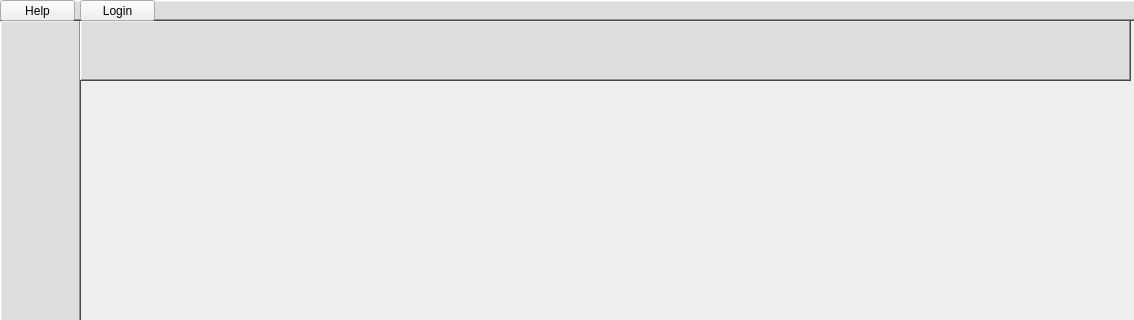
The window that src/2d-Graphics-Modler/mainwindow.ui (felix-murray/2D-Graphics-Modeler) describes before a commit, drawn with Qt 5; both pictures show x 0 to 1134 and y 0 to 320 of the 1134 by 609 pixel window.
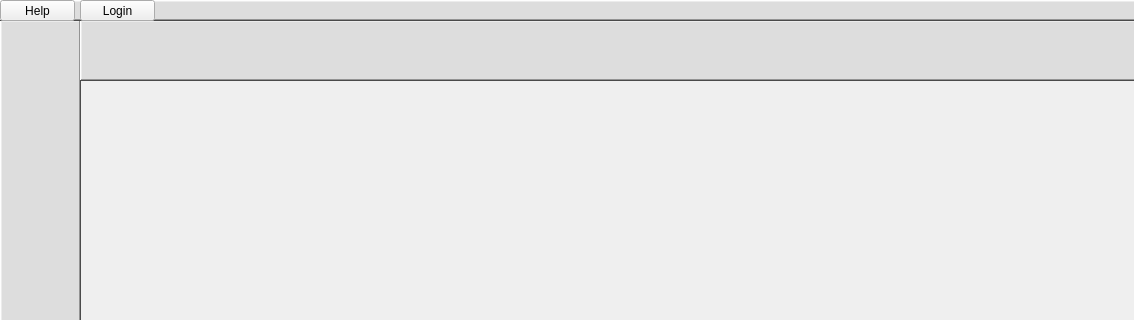
The same window after the commit. Icons and pictures are not drawn.

Commit message: [feat] Add icons to mainwindow ui.

Diff of the .ui file:
```diff
--- a/src/2d-Graphics-Modler/mainwindow.ui
+++ b/src/2d-Graphics-Modler/mainwindow.ui
@@ -403,7 +403,7 @@
      <rect>
       <x>80</x>
       <y>20</y>
-      <width>1051</width>
+      <width>1061</width>
       <height>61</height>
      </rect>
     </property>
```
The commit also changes 2 other files.
